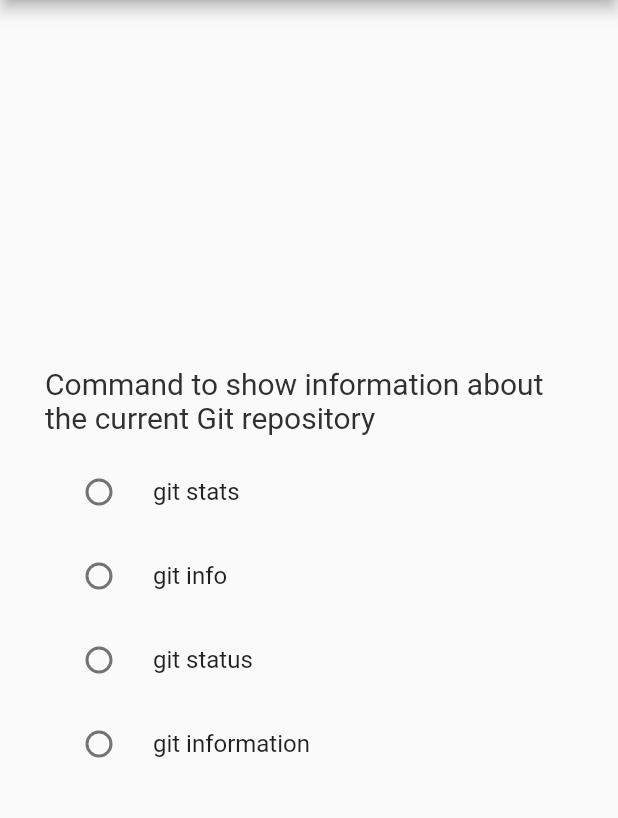
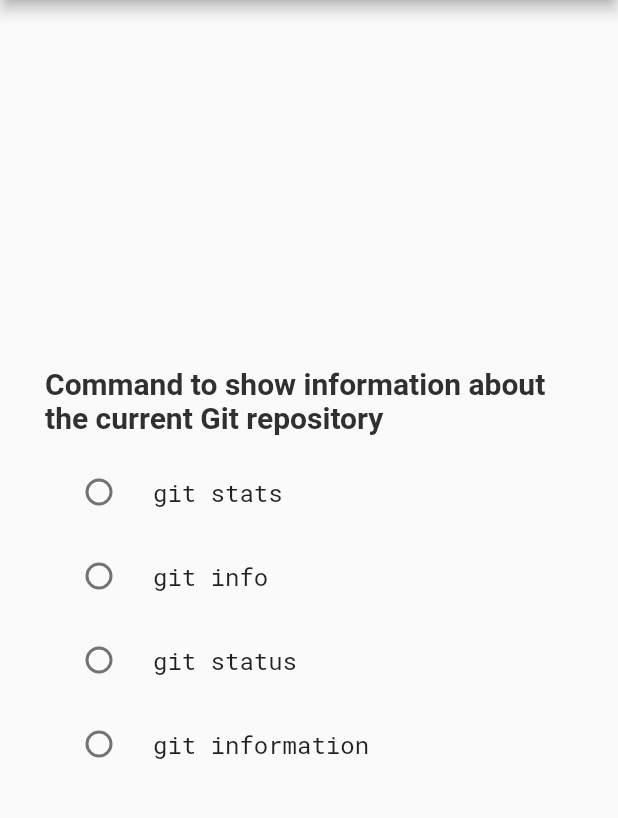
Before and after one commit to techyourchance/git-quiz, a Flutter app: the screen it shows after launch, on a phone screen of 412 x 824 dp, the part 84-902 px from its top. Run offline on Flutter 3.47's test engine with Material 2 defaults, Android fonts, the phone set to English and light mode, and no system bars; our stand-ins replace google_fonts, shared_preferences.

Commit message:
Changing text fonts

```diff
--- a/lib/question_widget.dart
+++ b/lib/question_widget.dart
@@ -1,5 +1,6 @@
 import 'dart:async';
 
+import 'package:google_fonts/google_fonts.dart';
 import 'package:flutter/material.dart';
 import 'package:git_quiz/question.dart';
 
@@ -34,6 +35,7 @@ class _QuestionWidgetState extends State<QuestionWidget> {
             style: TextStyle(
               color: Colors.grey[850],
               fontSize: 20,
+              fontWeight: FontWeight.bold
             ),
           ),
           SizedBox(height: 10),
@@ -48,7 +50,10 @@ class _QuestionWidgetState extends State<QuestionWidget> {
                       value: entry.key,
                       groupValue: widget.selectedAnswerIndex,
                       onChanged: _onChanged,
-                      title: Text(entry.value.body),
+                      title: Text(
+                        entry.value.body,
+                        style: GoogleFonts.robotoMono()
+                      ),
                     ),
                   )
           ).toList(),
--- a/pubspec.yaml
+++ b/pubspec.yaml
@@ -23,6 +23,7 @@ environment:
 dependencies:
   flutter:
     sdk: flutter
+  google_fonts: ^2.1.0
 
 
   # The following adds the Cupertino Icons font to your application.
```
